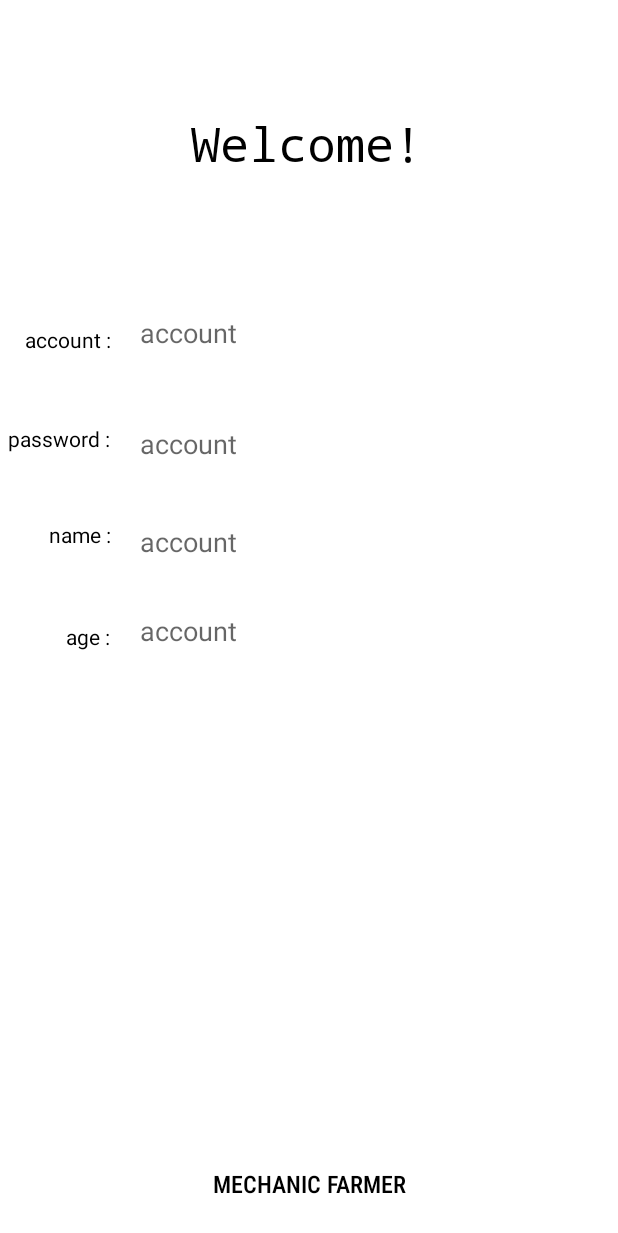
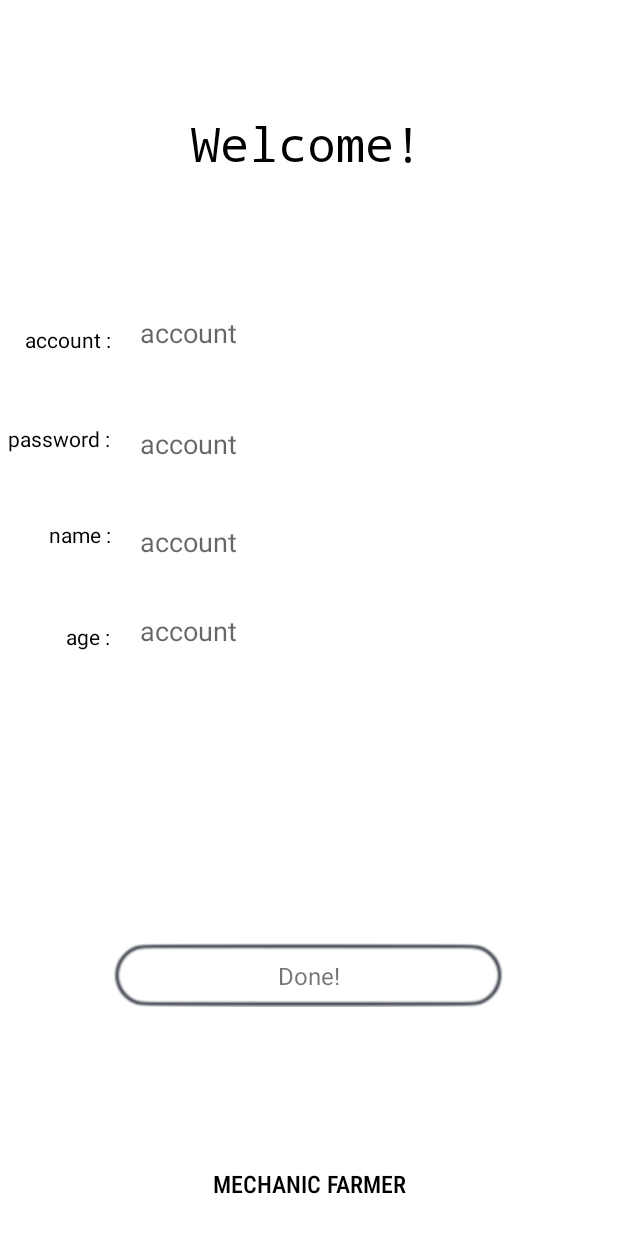
Before and after one commit to sonmyungwon/Software-Development, an Android app: the SignUpFragment screen opened through its navigation route, on a phone screen of 412 x 824 dp. Shown: the top 1233 px of the screen. Run offline under Robolectric (Android 15) with nearby library versions, the phone set to English and light mode, and no system bars; 1 statement that could not run was skipped.

Commit message:
회원가입 화면 UI

```diff
--- a/MyApplication/app/src/main/res/layout/fragment_sign_up.xml
+++ b/MyApplication/app/src/main/res/layout/fragment_sign_up.xml
@@ -142,6 +142,7 @@
         app:layout_constraintVertical_bias="0.515" />
 
     <TextView
+        android:id="@+id/textView5"
         android:layout_width="wrap_content"
         android:layout_height="wrap_content"
         android:layout_marginBottom="24dp"
@@ -153,5 +154,25 @@
         app:layout_constraintEnd_toEndOf="parent"
         app:layout_constraintStart_toStartOf="parent" />
 
+    <ImageView
+        android:id="@+id/imageView2"
+        android:layout_width="260dp"
+        android:layout_height="44dp"
+        android:layout_marginBottom="152dp"
+        android:src="@drawable/login_btn"
+        app:layout_constraintBottom_toBottomOf="parent"
+        app:layout_constraintEnd_toEndOf="parent"
+        app:layout_constraintStart_toStartOf="parent" />
+
+    <TextView
+        android:layout_width="wrap_content"
+        android:layout_height="wrap_content"
+        android:text="Done!"
+        android:textSize="16dp"
+        app:layout_constraintBottom_toBottomOf="@+id/imageView2"
+        app:layout_constraintEnd_toEndOf="@+id/imageView2"
+        app:layout_constraintStart_toStartOf="@+id/imageView2"
+        app:layout_constraintTop_toTopOf="@+id/imageView2" />
+
 
 </androidx.constraintlayout.widget.ConstraintLayout>
```
